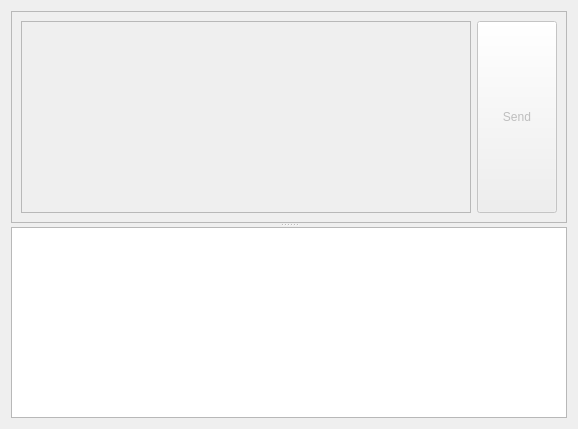
Old version of the form weboob/applications/qhavesex/ui/contact_thread.ui in the repository laurentb/weboob.
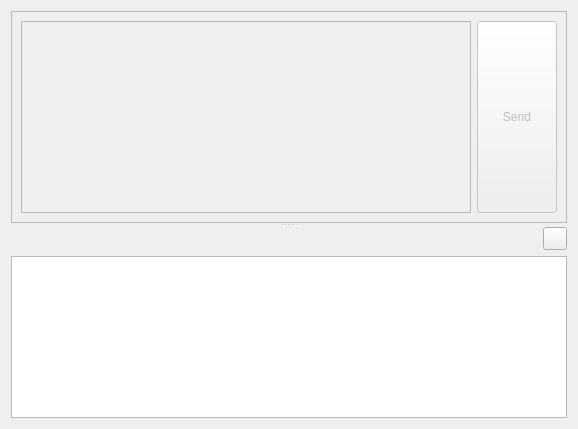
New version of the form. Icons and pictures are not drawn.

Commit message: add a messages refresh button, and better handler of contacts selection

```diff
--- a/weboob/applications/qhavesex/ui/contact_thread.ui
+++ b/weboob/applications/qhavesex/ui/contact_thread.ui
@@ -13,7 +13,7 @@
   <property name="windowTitle">
    <string>Form</string>
   </property>
-  <layout class="QHBoxLayout" name="horizontalLayout">
+  <layout class="QVBoxLayout" name="verticalLayout_3">
    <item>
     <widget class="QSplitter" name="splitter">
      <property name="orientation">
@@ -52,6 +52,43 @@
        </item>
       </layout>
      </widget>
+     <widget class="QWidget" name="widget" native="true">
+      <property name="sizePolicy">
+       <sizepolicy hsizetype="Preferred" vsizetype="Preferred">
+        <horstretch>0</horstretch>
+        <verstretch>5</verstretch>
+       </sizepolicy>
+      </property>
+      <layout class="QVBoxLayout" name="verticalLayout">
+       <property name="margin">
+        <number>0</number>
+       </property>
+       <item>
+        <layout class="QHBoxLayout" name="horizontalLayout">
+         <item>
+          <spacer name="horizontalSpacer">
+           <property name="orientation">
+            <enum>Qt::Horizontal</enum>
+           </property>
+           <property name="sizeHint" stdset="0">
+            <size>
+             <width>40</width>
+             <height>20</height>
+            </size>
+           </property>
+          </spacer>
+         </item>
+         <item>
+          <widget class="QToolButton" name="refreshButton">
+           <property name="icon">
+            <iconset>
+             <normaloff>../../../../../../../../../../../../../../../../../../../../../../../../../../../../../../../../../../../../../../../../../../../../../../../../../../../../../../../../usr/share/icons/oxygen/16x16/actions/view-refresh.png</normaloff>../../../../../../../../../../../../../../../../../../../../../../../../../../../../../../../../../../../../../../../../../../../../../../../../../../../../../../../../usr/share/icons/oxygen/16x16/actions/view-refresh.png</iconset>
+           </property>
+          </widget>
+         </item>
+        </layout>
+       </item>
+       <item>
      <widget class="QScrollArea" name="scrollArea">
       <property name="sizePolicy">
        <sizepolicy hsizetype="Expanding" vsizetype="Expanding">
@@ -77,7 +114,7 @@
          <x>0</x>
          <y>0</y>
          <width>556</width>
-         <height>187</height>
+            <height>154</height>
         </rect>
        </property>
        <property name="styleSheet">
@@ -87,6 +124,9 @@
        </property>
        <layout class="QVBoxLayout" name="verticalLayout_2"/>
       </widget>
+        </widget>
+       </item>
+      </layout>
      </widget>
     </widget>
    </item>
```
Left out of the diff: 6 changed lines with no effect on the pictures. Lines whose indentation alone changed are shown as unchanged. The commit also changes 2 other files.
